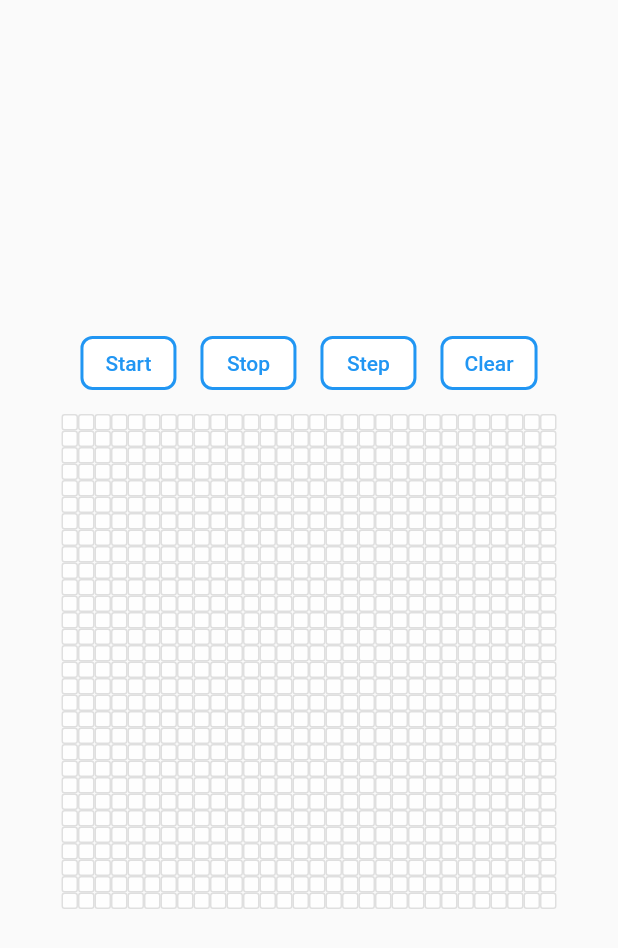
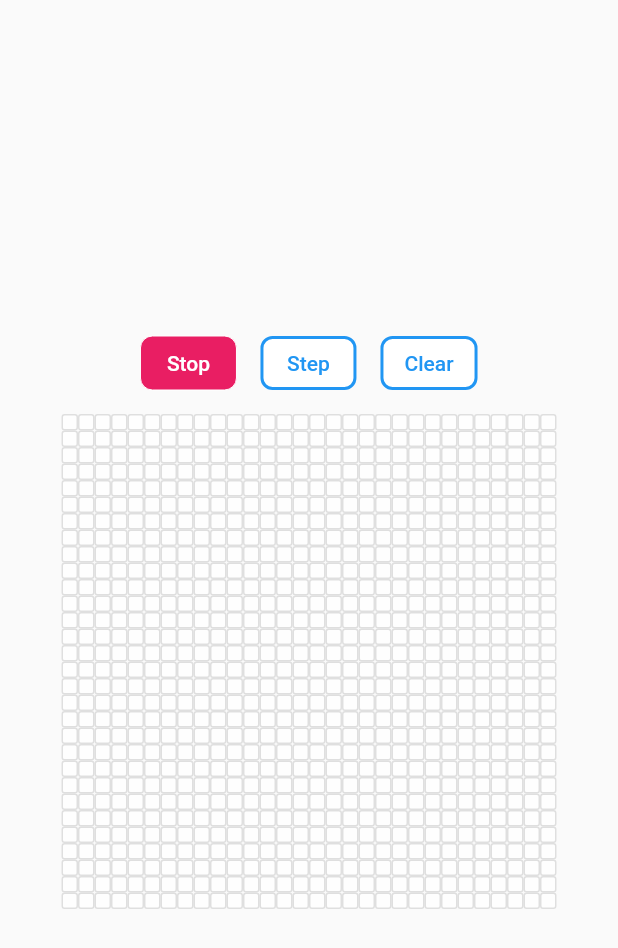
Before and after one commit to Panicia/world_the_game, a Flutter app: the screen it shows after launch, after a tap on "Start", on a phone screen of 412 x 824 dp. Shown: the top 948 px of the screen. Run offline on Flutter 3.47's test engine with Material 2 defaults, Android fonts, the phone set to English and light mode, and no system bars.

Commit message:
start button improved

```diff
--- a/lib/pages/game_page.dart
+++ b/lib/pages/game_page.dart
@@ -1,8 +1,7 @@
 import 'dart:async';
 import 'package:flutter/material.dart';
-import '../logic/game_logic.dart';
+import 'game_tiles/custom_button_start.dart';
 import 'game_tiles/game_field.dart';
-import 'game_tiles/game_tile.dart';
 
 class GamePage extends StatefulWidget {
   const GamePage({super.key, required this.title});
@@ -17,8 +16,7 @@ class _GamePageState extends State<GamePage> {
 
   late final GameFieldController gameController;
 
-  late TextButton start;
-  late TextButton stop;
+  late CustomButtonStart start;
   late TextButton step;
   late TextButton clear;
 
@@ -50,19 +48,9 @@ class _GamePageState extends State<GamePage> {
     gameController = GameFieldController();
 
     super.initState();
-    start = TextButton(
-      style: _raisedButtonStyle,
-      onPressed: () {
-        _startTimer();
-      },
-      child: const Text('Start'),
-    );
-    stop = TextButton(
-      style: _raisedButtonStyle,
-      onPressed: () {
-        _stopTimer();
-      },
-      child: const Text('Stop'),
+    start = CustomButtonStart(
+      startTimer: _startTimer,
+      stopTimer: _stopTimer,
     );
     step = TextButton(
       style: _raisedButtonStyle,
@@ -104,8 +92,6 @@ class _GamePageState extends State<GamePage> {
               children: [
                 start,
                 const SizedBox(width: 16),
-                stop,
-                const SizedBox(width: 16),
                 step,
                 const SizedBox(width: 16),
                 clear
@@ -135,8 +121,6 @@ class _GamePageState extends State<GamePage> {
               children: [
                 start,
                 const SizedBox(height: 24),
-                stop,
-                const SizedBox(height: 24),
                 step,
                 const SizedBox(height: 24),
                 clear
--- /dev/null
+++ b/lib/pages/game_tiles/custom_button_start.dart
@@ -0,0 +1,71 @@
+import 'package:flutter/material.dart';
+
+class CustomButtonStart extends StatefulWidget {
+  const CustomButtonStart({super.key, required this.startTimer, required this.stopTimer});
+
+  final Function startTimer;
+  final Function stopTimer;
+
+  @override
+  State<CustomButtonStart> createState() => _CustomButtonState();
+}
+
+class _CustomButtonState extends State<CustomButtonStart> {
+
+  bool pressed = false;
+  String text = 'Start';
+  Color firstColor = Colors.blue;
+  Color secondColor = Colors.white;
+  double borderWidth = 2;
+
+  void pressButton() {
+    if(!pressed){
+      widget.startTimer();
+      setStopButton();
+    } else {
+      widget.stopTimer();
+      setStartButton();
+    }
+  }
+
+  void setStopButton() {
+    setState(() {
+      text = 'Stop';
+      firstColor = Colors.white;
+      secondColor = Colors.pink;
+      borderWidth = 0;
+      pressed = true;
+    });
+  }
+
+  void setStartButton() {
+    setState(() {
+      text = 'Start';
+      firstColor = Colors.blue;
+      secondColor = Colors.white;
+      borderWidth = 2;
+      pressed = false;
+    });
+  }
+
+  @override
+  Widget build(BuildContext context) {
+    ButtonStyle raisedButtonStyle = ElevatedButton.styleFrom(
+      foregroundColor: firstColor, backgroundColor: secondColor,
+      minimumSize: const Size(64, 36),
+      padding: const EdgeInsets.symmetric(horizontal: 16),
+      shape: RoundedRectangleBorder(
+        borderRadius: const BorderRadius.all(Radius.circular(8)),
+        side: BorderSide(color: firstColor, width: borderWidth),
+      ),
+    );
+    return TextButton(
+      style: raisedButtonStyle,
+      onPressed: () {
+        pressButton();
+      },
+      child: Text(text),
+    );
+  }
+
+}
--- a/lib/pages/game_tiles/game_tile.dart
+++ b/lib/pages/game_tiles/game_tile.dart
@@ -17,6 +17,18 @@ class GameTile extends StatelessWidget {
     }
   }
 
+  void tap() {
+    if(tile.alive == 1) {
+      rebuild(() {
+        game.setDeadOne(tile.x, tile.y);
+      });
+    } else {
+      rebuild(() {
+        game.setAliveOne(tile.x, tile.y);
+      });
+    }
+  }
+
   @override
   Widget build(BuildContext context) {
     return Material(
@@ -28,15 +40,7 @@ class GameTile extends StatelessWidget {
       child: InkWell(
         splashColor: Colors.pink,
         onTap: () {
-          if(tile.alive == 1) {
-            rebuild(() {
-              game.setDeadOne(tile.x, tile.y);
-            });
-          } else {
-            rebuild(() {
-              game.setAliveOne(tile.x, tile.y);
-            });
-          }
+          tap();
         },
         child: Container(
           padding: const EdgeInsets.all(5.5),
```
